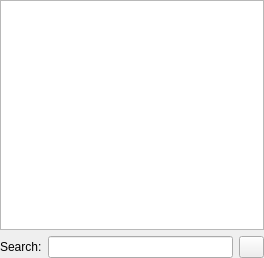
Qt form src/ui/recorder/TimersDisplayWidget.ui (ntadej/tano) before a commit.
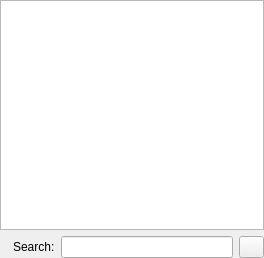
The same form after that commit. Icons and pictures are not drawn.

Patch:
```diff
--- a/src/ui/recorder/TimersDisplayWidget.ui
+++ b/src/ui/recorder/TimersDisplayWidget.ui
@@ -14,10 +14,10 @@
    <property name="margin">
     <number>0</number>
    </property>
-   <item row="1" column="1">
-    <widget class="QLineEdit" name="editSearch"/>
-   </item>
    <item row="1" column="2">
+    <widget class="QLineEdit" name="editSearch"/>
+   </item>
+   <item row="1" column="3">
     <widget class="QPushButton" name="buttonClear">
      <property name="maximumSize">
       <size>
@@ -40,14 +40,14 @@
      </property>
     </widget>
    </item>
-   <item row="1" column="0">
+   <item row="1" column="1">
     <widget class="QLabel" name="labelSearch">
      <property name="text">
       <string>Search:</string>
      </property>
     </widget>
    </item>
-   <item row="0" column="0" colspan="3">
+   <item row="0" column="0" colspan="4">
     <widget class="QListView" name="timersView">
      <property name="editTriggers">
       <set>QAbstractItemView::NoEditTriggers</set>
@@ -57,6 +57,13 @@
      </property>
     </widget>
    </item>
+   <item row="1" column="0">
+    <widget class="QLabel" name="labelIconSearch">
+     <property name="pixmap">
+      <pixmap resource="../../../data/icons.qrc">:/icons/24x24/search.png</pixmap>
+     </property>
+    </widget>
+   </item>
   </layout>
  </widget>
  <resources>
```
